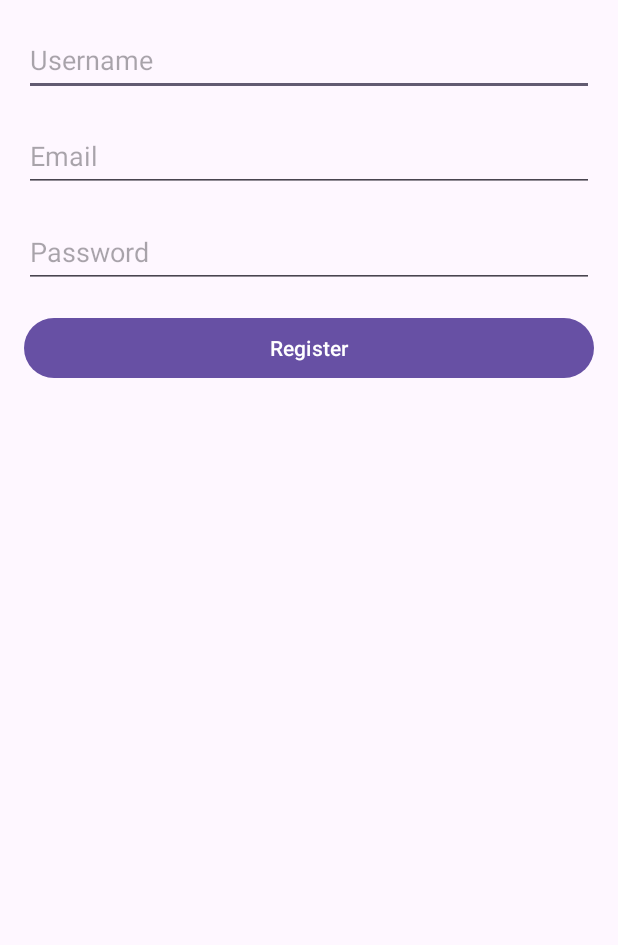
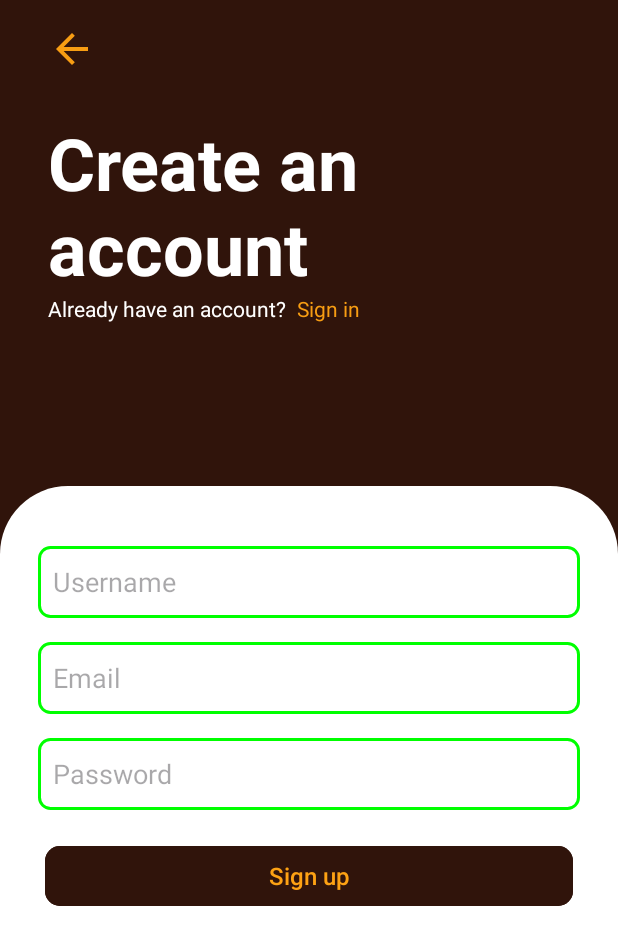
Before and after one commit to Martie1/SpringBoot-AndroidProject, an Android app: the RegisterActivity screen opened directly, with no data from a screen before it, on a phone screen of 412 x 824 dp. Shown: the top 945 px of the screen. Run offline under Robolectric (Android 15) with nearby library versions, the phone set to English and light mode, and no system bars.

Commit message:
remodelled android register to look good

```diff
--- a/frontend/app/src/main/java/com/example/pwo/activities/RegisterActivity.java
+++ b/frontend/app/src/main/java/com/example/pwo/activities/RegisterActivity.java
@@ -5,6 +5,8 @@ import android.os.Bundle;
 import android.util.Log;
 import android.widget.Button;
 import android.widget.EditText;
+import android.widget.ImageView;
+import android.widget.TextView;
 import android.widget.Toast;
 import android.content.SharedPreferences;
 
@@ -27,6 +29,8 @@ import retrofit2.Response;
 public class RegisterActivity extends AppCompatActivity {
     private EditText etUsername, etEmail, etPassword;
     private Button btnRegister;
+    private ImageView btnBack;
+    private TextView tvSignIn;
 
     @Override
     protected void onCreate(Bundle savedInstanceState) {
@@ -37,8 +41,17 @@ public class RegisterActivity extends AppCompatActivity {
         etEmail = findViewById(R.id.etEmail);
         etPassword = findViewById(R.id.etPassword);
         btnRegister = findViewById(R.id.btnRegisterSubmit);
+        btnBack = findViewById(R.id.backbutton);
+        tvSignIn = findViewById(R.id.tvSignIn);
         btnRegister.setOnClickListener(v -> performRegistration());
-
+        btnBack.setOnClickListener(v -> {
+            Intent intent = new Intent(RegisterActivity.this, MainActivity.class);
+            startActivity(intent);
+        });
+        tvSignIn.setOnClickListener(v -> {
+            Intent intent = new Intent(RegisterActivity.this, LoginActivity.class);
+            startActivity(intent);
+        });
     }
 
     private void performRegistration() {
--- /dev/null
+++ b/frontend/app/src/main/res/drawable/baseline_arrow_back_24.xml
@@ -0,0 +1,5 @@
+<vector xmlns:android="http://schemas.android.com/apk/res/android" android:autoMirrored="true" android:height="24dp" android:tint="#F79D13" android:viewportHeight="24" android:viewportWidth="24" android:width="24dp">
+
+    <path android:fillColor="#F79D13" android:pathData="M20,11H7.83l5.59,-5.59L12,4l-8,8 8,8 1.41,-1.41L7.83,13H20v-2z"/>
+
+</vector>
--- /dev/null
+++ b/frontend/app/src/main/res/drawable/layout_bg.xml
@@ -0,0 +1,8 @@
+<shape xmlns:android="http://schemas.android.com/apk/res/android">
+    <solid android:color="#FFFFFF"/>
+    <corners
+        android:topLeftRadius="45dp"
+        android:topRightRadius="45dp"
+        />
+    <padding android:left="0dp" android:top="0dp" android:right="0dp" android:bottom="0dp" />
+</shape>
--- /dev/null
+++ b/frontend/app/src/main/res/drawable/shape.xml
@@ -0,0 +1,12 @@
+<?xml version="1.0" encoding="UTF-8"?>
+<shape xmlns:android="http://schemas.android.com/apk/res/android">
+    <solid android:color="#ffffffff"/>
+
+    <stroke android:width="2dp"
+        android:color="#ff00ff00"/>
+
+    <corners android:bottomRightRadius="7dp"
+        android:bottomLeftRadius="7dp"
+        android:topLeftRadius="7dp"
+        android:topRightRadius="7dp"/>
+</shape>
--- a/frontend/app/src/main/res/layout/activity_register.xml
+++ b/frontend/app/src/main/res/layout/activity_register.xml
@@ -1,52 +1,135 @@
 <androidx.constraintlayout.widget.ConstraintLayout xmlns:android="http://schemas.android.com/apk/res/android"
+    xmlns:app="http://schemas.android.com/apk/res-auto"
+    xmlns:tools="http://schemas.android.com/tools"
+    android:id="@+id/main"
     android:layout_width="match_parent"
     android:layout_height="match_parent"
-    xmlns:app="http://schemas.android.com/apk/res-auto"
-    android:id="@+id/main"
-    android:padding="16dp">
+    android:background="#30140B"
+    >
+
+    <RelativeLayout
+        android:layout_width="match_parent"
+        android:layout_height="500dp"
+        android:background="@drawable/layout_bg"
+        android:orientation="vertical"
+        app:layout_constraintBottom_toBottomOf="parent"
+        app:layout_constraintEnd_toEndOf="parent"
+        app:layout_constraintHorizontal_bias="0.0"
+        app:layout_constraintStart_toStartOf="parent"
+        app:layout_constraintTop_toTopOf="parent"
+        app:layout_constraintVertical_bias="1.0">
 
         <EditText
             android:id="@+id/etUsername"
-        android:layout_width="0dp"
+            android:layout_width="371dp"
             android:layout_height="wrap_content"
+            android:layout_alignParentStart="true"
+            android:layout_alignParentTop="true"
+            android:layout_alignParentEnd="true"
+            android:layout_marginStart="25dp"
+            android:layout_marginTop="40dp"
+            android:layout_marginEnd="25dp"
+            android:background="@drawable/shape"
+            android:hint="Username"
             android:minHeight="48dp"
-        android:hint="Username"
-        app:layout_constraintTop_toTopOf="parent"
-        app:layout_constraintLeft_toLeftOf="parent"
-        app:layout_constraintRight_toRightOf="parent" />
+            android:paddingStart="10dp" />
 
         <EditText
             android:id="@+id/etEmail"
-        android:layout_width="0dp"
+            android:layout_width="match_parent"
             android:layout_height="wrap_content"
-        android:minHeight="48dp"
+            android:layout_below="@+id/etUsername"
+            android:layout_alignParentStart="true"
+            android:layout_alignParentEnd="true"
+            android:layout_marginStart="25dp"
+            android:layout_marginTop="16dp"
+            android:layout_marginEnd="25dp"
+            android:background="@drawable/shape"
             android:hint="Email"
             android:inputType="textEmailAddress"
-        app:layout_constraintTop_toBottomOf="@id/etUsername"
-        app:layout_constraintLeft_toLeftOf="parent"
-        app:layout_constraintRight_toRightOf="parent"
-        android:layout_marginTop="16dp" />
+            android:minHeight="48dp"
+            android:paddingStart="10dp" />
 
         <EditText
             android:id="@+id/etPassword"
-        android:layout_width="0dp"
+            android:layout_width="match_parent"
             android:layout_height="wrap_content"
-        android:minHeight="48dp"
+            android:layout_below="@+id/etEmail"
+            android:layout_alignParentStart="true"
+            android:layout_alignParentEnd="true"
+            android:layout_marginStart="25dp"
+            android:layout_marginTop="16dp"
+            android:layout_marginEnd="25dp"
+            android:background="@drawable/shape"
             android:hint="Password"
             android:inputType="textPassword"
-        app:layout_constraintTop_toBottomOf="@id/etEmail"
-        app:layout_constraintLeft_toLeftOf="parent"
-        app:layout_constraintRight_toRightOf="parent"
-        android:layout_marginTop="16dp" />
-
+            android:minHeight="48dp"
+            android:paddingStart="10dp" />
 
         <Button
             android:id="@+id/btnRegisterSubmit"
-        android:layout_width="0dp"
+            android:layout_width="match_parent"
             android:layout_height="wrap_content"
-        android:text="Register"
-        app:layout_constraintTop_toBottomOf="@id/etPassword"
-        app:layout_constraintLeft_toLeftOf="parent"
-        app:layout_constraintRight_toRightOf="parent"
-        android:layout_marginTop="16dp" />
+            android:layout_below="@+id/etPassword"
+            android:layout_alignParentStart="true"
+            android:layout_alignParentEnd="true"
+            android:layout_marginStart="30dp"
+            android:layout_marginTop="20dp"
+            android:layout_marginEnd="30dp"
+            android:backgroundTint="#30140B"
+            android:fontFamily="sans-serif-medium"
+            android:text="Sign up"
+            android:textAllCaps="false"
+            android:textAppearance="@style/TextAppearance.AppCompat.Body1"
+            android:textColor="#FDA214"
+            android:textSize="16sp"
+            app:cornerRadius="10dp"
+            app:strokeColor="#FFFFFF" />
+
+    </RelativeLayout>
+
+    <TextView
+        android:id="@+id/textView"
+        android:layout_width="324dp"
+        android:layout_height="120dp"
+        android:layout_marginStart="32dp"
+        android:layout_marginTop="76dp"
+        android:text="Create an account"
+        android:textColor="#FFFFFF"
+        android:textSize="48sp"
+        android:textStyle="bold"
+        app:layout_constraintStart_toStartOf="parent"
+        app:layout_constraintTop_toTopOf="parent" />
+
+    <TextView
+        android:id="@+id/textView2"
+        android:layout_width="wrap_content"
+        android:layout_height="wrap_content"
+        android:layout_marginStart="32dp"
+        android:text="Already have an account? "
+        android:textColor="#FFFFFF"
+        app:layout_constraintStart_toStartOf="parent"
+        app:layout_constraintTop_toBottomOf="@+id/textView" />
+
+    <TextView
+        android:id="@+id/tvSignIn"
+        android:layout_width="wrap_content"
+        android:layout_height="wrap_content"
+        android:layout_marginStart="4dp"
+        android:text="Sign in"
+        android:textColor="#F79D13"
+        app:layout_constraintStart_toEndOf="@+id/textView2"
+        app:layout_constraintTop_toBottomOf="@+id/textView" />
+
+    <ImageView
+        android:id="@+id/backbutton"
+        android:layout_width="32dp"
+        android:layout_height="33dp"
+        android:layout_marginStart="32dp"
+        android:layout_marginTop="16dp"
+        app:layout_constraintStart_toStartOf="parent"
+        app:layout_constraintTop_toTopOf="parent"
+        app:srcCompat="@drawable/baseline_arrow_back_24" />
+
+
 </androidx.constraintlayout.widget.ConstraintLayout>
```
Lines whose indentation alone changed are shown as unchanged.
